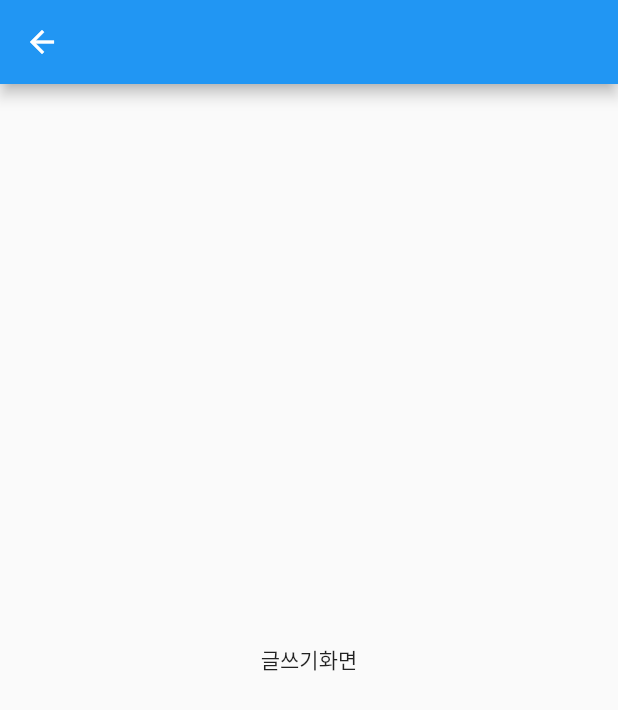
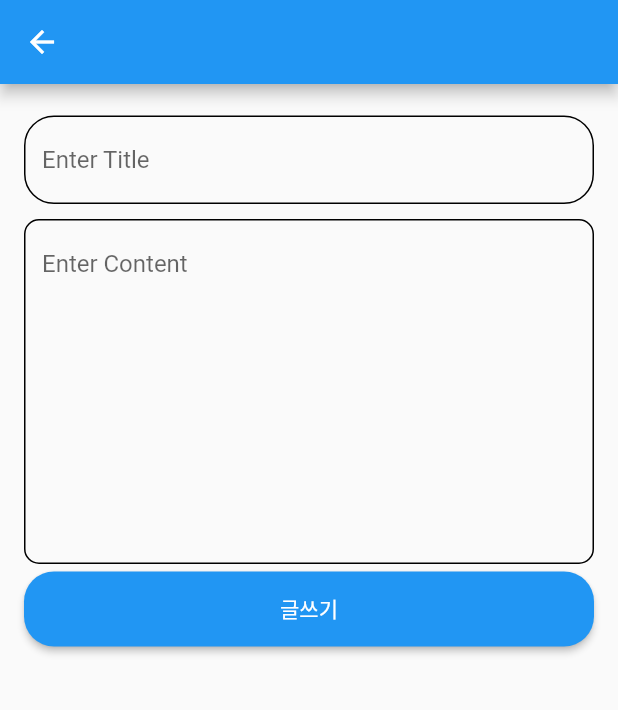
Before and after one commit to qwq140/flutter-GetX-blog, a Flutter app: the WritePage screen opened directly, on a phone screen of 412 x 824 dp. Shown: the top 710 px of the screen. Run offline on Flutter 3.47's test engine with Material 2 defaults, Android fonts, the phone set to English and light mode, and no system bars; our stand-ins replace get, validators.

Commit message:
8. 블로그 - 글쓰기 페이지 완성, 로그인, 회원가입 링크 추가

```diff
--- /dev/null
+++ b/flutter_blog/lib/components/custom_text_area.dart
@@ -0,0 +1,34 @@
+import 'package:flutter/material.dart';
+
+class CustomTextArea extends StatelessWidget {
+  final String hint;
+  final funValidator;
+
+  const CustomTextArea({required this.hint, required this.funValidator});
+
+  @override
+  Widget build(BuildContext context) {
+    return Padding(
+      padding: const EdgeInsets.symmetric(vertical: 5),
+      child: TextFormField(
+        maxLines: 10,
+        validator: funValidator,
+        decoration: InputDecoration(
+          hintText: "Enter $hint",
+          enabledBorder: OutlineInputBorder(
+            borderRadius: BorderRadius.circular(10),
+          ),
+          focusedBorder: OutlineInputBorder(
+            borderRadius: BorderRadius.circular(10),
+          ),
+          errorBorder: OutlineInputBorder(
+            borderRadius: BorderRadius.circular(10),
+          ),
+          focusedErrorBorder: OutlineInputBorder(
+            borderRadius: BorderRadius.circular(10),
+          ),
+        ),
+      ),
+    );
+  }
+}
--- a/flutter_blog/lib/main.dart
+++ b/flutter_blog/lib/main.dart
@@ -14,7 +14,7 @@ class MyApp extends StatelessWidget {
     return GetMaterialApp(
       debugShowCheckedModeBanner: false,
       // 라우트 설계 필요없음. GetX 라이브러리 사용할 예정
-      home: JoinPage(),
+      home: LoginPage(),
     );
   }
 }
--- a/flutter_blog/lib/pages/post/write_page.dart
+++ b/flutter_blog/lib/pages/post/write_page.dart
@@ -1,12 +1,42 @@
 import 'package:flutter/material.dart';
+import 'package:flutter_blog/components/custom_elevated_button.dart';
+import 'package:flutter_blog/components/custom_text_form_field.dart';
+import 'package:flutter_blog/components/custom_text_area.dart';
+import 'package:flutter_blog/pages/post/home_page.dart';
+import 'package:flutter_blog/util/validator_util.dart';
+import 'package:get/get.dart';
 
 class WritePage extends StatelessWidget {
+  final _formKey = GlobalKey<FormState>();
   @override
   Widget build(BuildContext context) {
     return Scaffold(
       appBar: AppBar(),
-      body: Center(
-        child: Text("글쓰기화면"),
+      body: Padding(
+        padding: const EdgeInsets.all(16.0),
+        child: Form(
+          key: _formKey,
+          child: ListView(
+            children: [
+              CustomTextFormField(
+                hint: "Title",
+                funValidator: validateTitle(),
+              ),
+              CustomTextArea(
+                hint: "Content",
+                funValidator: validateContent(),
+              ),
+              CustomElevatedButton(
+                text: "글쓰기",
+                funPageRoute: () {
+                  if (_formKey.currentState!.validate()) {
+                    Get.off(HomePage());
+                  }
+                },
+              ),
+            ],
+          ),
+        ),
       ),
     );
   }
--- a/flutter_blog/lib/pages/user/join_page.dart
+++ b/flutter_blog/lib/pages/user/join_page.dart
@@ -59,6 +59,12 @@ class JoinPage extends StatelessWidget {
               }
             },
           ),
+          TextButton(
+            onPressed: () {
+              Get.to(LoginPage());
+            },
+            child: Text("로그인 페이지로 이동"),
+          ),
         ],
       ),
     );
```
Also changed, not shown: flutter_blog/lib/pages/user/login_page.dart (+7 -0 lines), flutter_blog/lib/util/validator_util.dart (+24 -0 lines).
